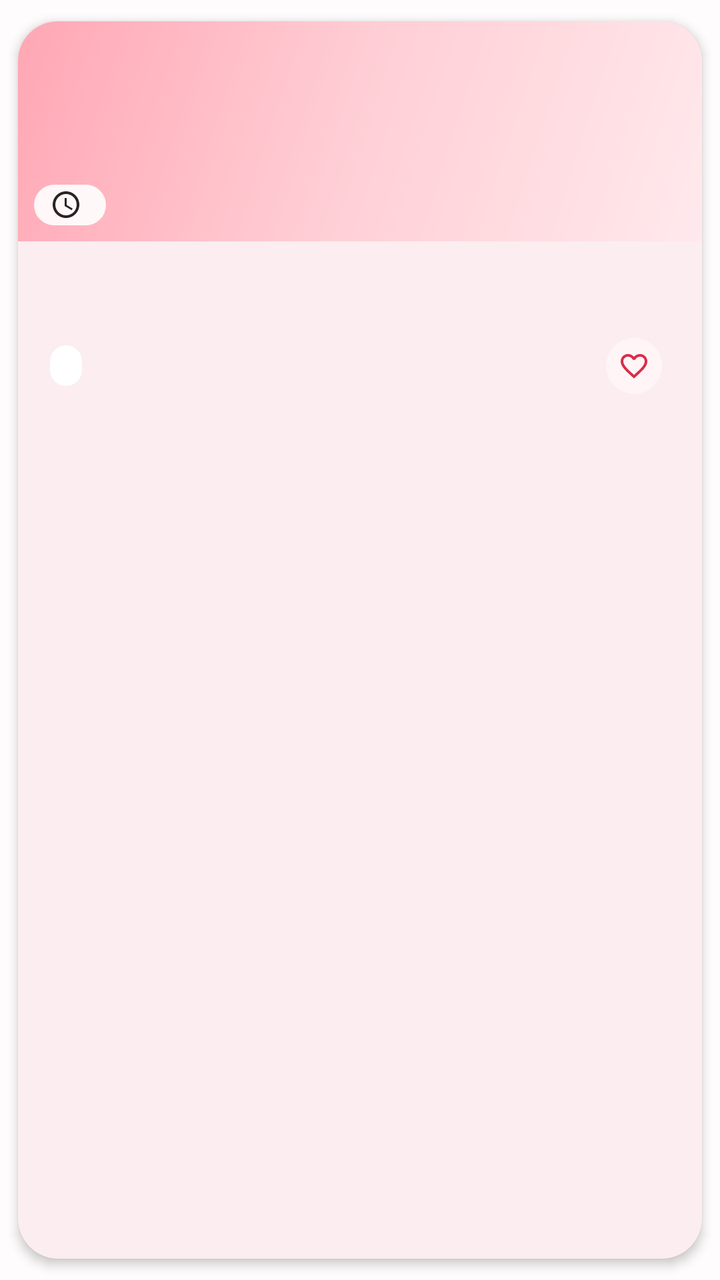
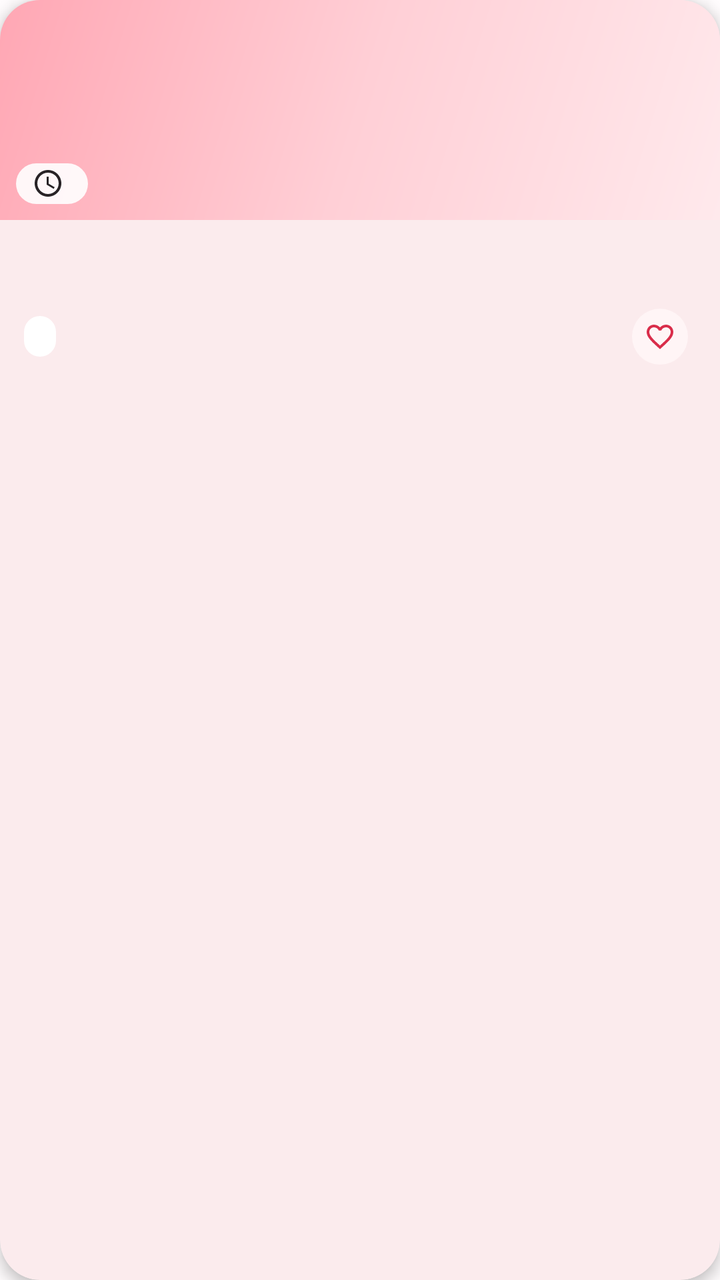

Compare the two renders of this Android layout. The source of the first and the diff that turns it into the second are given below.
<!-- AndroidManifest.xml: application theme Theme.Lighture -->
<!-- res/layout/view_home_recipe_card.xml -->
<?xml version="1.0" encoding="utf-8"?>
<com.google.android.material.card.MaterialCardView xmlns:android="http://schemas.android.com/apk/res/android"
    xmlns:app="http://schemas.android.com/apk/res-auto"
    android:id="@+id/recipeCard"
    style="@style/Widget.Lighture.Card"
    android:layout_width="@dimen/recipe_card_width"
    android:layout_height="wrap_content"
    android:foreground="?attr/selectableItemBackground"
    app:cardUseCompatPadding="true">

    <LinearLayout
        android:layout_width="match_parent"
        android:layout_height="wrap_content"
        android:orientation="vertical">

        <FrameLayout
            android:id="@+id/recipeArt"
            android:layout_width="match_parent"
            android:layout_height="@dimen/recipe_art_height"
            android:background="@drawable/bg_recipe_image">

            <ImageView
                android:id="@+id/recipeIcon"
                android:layout_width="match_parent"
                android:layout_height="match_parent"
                android:contentDescription="@null"
                android:scaleType="centerCrop" />

            <LinearLayout
                android:id="@+id/recipeTimePill"
                android:layout_width="wrap_content"
                android:layout_height="wrap_content"
                android:layout_gravity="bottom|start"
                android:layout_margin="@dimen/space_2"
                android:background="@drawable/bg_time_chip"
                android:baselineAligned="false"
                android:gravity="center_vertical"
                android:orientation="horizontal"
                android:paddingStart="@dimen/space_2"
                android:paddingTop="@dimen/space_0_5"
                android:paddingEnd="@dimen/space_2"
                android:paddingBottom="@dimen/space_0_5">

                <ImageView
                    android:layout_width="@dimen/size_icon_xs"
                    android:layout_height="@dimen/size_icon_xs"
                    android:contentDescription="@null"
                    android:src="@drawable/ic_clock"
                    app:tint="@color/icon_primary" />

                <TextView
                    android:id="@+id/recipeTime"
                    style="@style/TextAppearance.Lighture.Caption"
                    android:layout_width="wrap_content"
                    android:layout_height="wrap_content"
                    android:layout_marginStart="@dimen/space_1"
                    android:ellipsize="end"
                    android:maxLines="1"
                    android:textColor="@color/text_primary" />
            </LinearLayout>
        </FrameLayout>

        <LinearLayout
            android:layout_width="match_parent"
            android:layout_height="wrap_content"
            android:orientation="vertical"
            android:padding="@dimen/card_padding_compact">

            <TextView
                android:id="@+id/recipeTitle"
                style="@style/TextAppearance.Lighture.CardTitle"
                android:layout_width="match_parent"
                android:layout_height="wrap_content"
                android:ellipsize="end"
                android:maxLines="1"
                android:textColor="@color/text_primary" />

            <LinearLayout
                android:layout_width="match_parent"
                android:layout_height="wrap_content"
                android:layout_marginTop="@dimen/space_2"
                android:baselineAligned="false"
                android:gravity="center_vertical"
                android:orientation="horizontal">

                <TextView
                    android:id="@+id/recipeTag"
                    style="@style/TextAppearance.Lighture.Caption"
                    android:layout_width="wrap_content"
                    android:layout_height="wrap_content"
                    android:background="@drawable/bg_tag_pill"
                    android:ellipsize="end"
                    android:maxLines="1"
                    android:paddingStart="@dimen/space_2"
                    android:paddingTop="@dimen/space_0_5"
                    android:paddingEnd="@dimen/space_2"
                    android:paddingBottom="@dimen/space_0_5" />

                <Space
                    android:layout_width="0dp"
                    android:layout_height="1dp"
                    android:layout_weight="1" />

                <FrameLayout
                    android:id="@+id/recipeHeartButton"
                    android:layout_width="@dimen/size_icon_lg"
                    android:layout_height="@dimen/size_icon_lg"
                    android:background="@drawable/bg_icon_circle">

                    <ImageView
                        android:id="@+id/recipeHeartIcon"
                        android:layout_width="@dimen/size_icon_xs"
                        android:layout_height="@dimen/size_icon_xs"
                        android:layout_gravity="center"
                        android:contentDescription="@null"
                        android:src="@drawable/ic_heart_outline"
                        app:tint="@color/brand_primary" />
                </FrameLayout>

                <TextView
                    android:id="@+id/recipeLikes"
                    style="@style/TextAppearance.Lighture.Caption"
                    android:layout_width="wrap_content"
                    android:layout_height="wrap_content"
                    android:layout_marginStart="@dimen/space_1"
                    android:ellipsize="end"
                    android:maxLines="1"
                    android:textColor="@color/text_secondary" />
            </LinearLayout>
        </LinearLayout>

    </LinearLayout>

</com.google.android.material.card.MaterialCardView>
<!-- resources referenced by this layout -->
<resources>
  <color name="icon_primary">#282326</color>
  <color name="text_primary">#1A1A1A</color>
  <color name="text_secondary">#6B7280</color>
  <dimen name="card_padding_compact">@dimen/space_4</dimen>
  <dimen name="recipe_art_height">110dp</dimen>
  <dimen name="recipe_card_width">240dp</dimen>
  <dimen name="size_icon_lg">28dp</dimen>
  <dimen name="size_icon_xs">16dp</dimen>
  <dimen name="space_0_5">2dp</dimen>
  <dimen name="space_1">4dp</dimen>
  <dimen name="space_2">8dp</dimen>
  <style name="Widget.Lighture.Card" parent="Widget.Material3.CardView.Filled">
          <item name="cardBackgroundColor">@color/card_background</item>
          <item name="cardCornerRadius">@dimen/radius_card</item>
          <item name="cardElevation">@dimen/elevation_card</item>
          <item name="strokeWidth">0dp</item>
      </style>
  <color name="red_600">#D92D4A</color>
  <dimen name="space_4">16dp</dimen>
  <color name="red_100">#FFE9EC</color>
  <color name="red_200">#FFCFD6</color>
  <color name="red_300">#FFA7B4</color>
  <dimen name="radius_pill">1000dp</dimen>
  <dimen name="font_size_xs">12sp</dimen>
  <dimen name="font_size_lg">18sp</dimen>
  <color name="card_background">@color/surface_primary</color>
  <dimen name="elevation_card">3dp</dimen>
  <color name="red_50">#FFF5F6</color>
  <dimen name="radius_xl">20dp</dimen>
  <color name="red_700">#B91C3B</color>
  <color name="red_accent">#FF526B</color>
  <color name="food_dairy">#4D79B8</color>
  <color name="food_dairy_soft">#EFF5FC</color>
  <color name="color_danger">#C62845</color>
  <color name="surface_tertiary">@color/neutral_100</color>
  <color name="neutral_0">#FFFFFF</color>
  <color name="background_muted">#FFF7F8</color>
  <color name="surface_secondary">#FFF8F9</color>
  <color name="neutral_200">#EFE8EA</color>
  <color name="border_subtle">#1F3D262D</color>
  <color name="background_app">#FFFCFD</color>
  <style name="Widget.Lighture.BottomNavigationView" parent="Widget.Material3.BottomNavigationView">
          <item name="android:background">@color/bottom_nav_background</item>
          <item name="android:elevation">@dimen/elevation_bottom_nav</item>
          <item name="itemIconTint">@color/bottom_nav_item_selector</item>
          <item name="itemTextColor">@color/bottom_nav_item_selector</item>
          <item name="itemActiveIndicatorStyle">@style/Widget.Lighture.BottomNavigationView.ActiveIndicator</item>
          <item name="labelVisibilityMode">unlabeled</item>
      </style>
  <color name="red_glow">#4DFF526B</color>
  <color name="neutral_100">#F8F4F5</color>
  <dimen name="font_size_md">16sp</dimen>
  <dimen name="size_button_md">48dp</dimen>
  <dimen name="size_button_sm">40dp</dimen>
  <dimen name="elevation_bottom_nav">4dp</dimen>
  <style name="Widget.Lighture.BottomNavigationView.ActiveIndicator" parent="Widget.Material3.BottomNavigationView.ActiveIndicator">
          <item name="android:color">@android:color/transparent</item>
          <item name="android:width">@dimen/bottom_nav_indicator_width</item>
          <item name="android:height">@dimen/bottom_nav_indicator_height</item>
      </style>
  <dimen name="size_top_bar">64dp</dimen>
  <dimen name="elevation_floating">4dp</dimen>
  <dimen name="font_size_sm">14sp</dimen>
  <dimen name="bottom_nav_indicator_width">84dp</dimen>
  <dimen name="bottom_nav_indicator_height">56dp</dimen>
  <dimen name="font_size_3xl">30sp</dimen>
  <dimen name="radius_md">12dp</dimen>
  <color name="text_tertiary">#9CA3AF</color>
  <dimen name="radius_lg">16dp</dimen>
  <!-- unchanged entries left out for length: 49 -->
</resources>

<!-- the commit's change to res/layout/view_home_recipe_card.xml (unified diff, before → after) -->
@@ -5,8 +5,7 @@
     style="@style/Widget.Lighture.Card"
     android:layout_width="@dimen/recipe_card_width"
     android:layout_height="wrap_content"
-    android:foreground="?attr/selectableItemBackground"
-    app:cardUseCompatPadding="true">
+    android:foreground="?attr/selectableItemBackground">
 
     <LinearLayout
         android:layout_width="match_parent"
<!-- resource entries referenced after the edit -->
@@ -3,7 +3,7 @@
   <color name="icon_primary">#282326</color>
   <color name="text_primary">#1A1A1A</color>
   <color name="text_secondary">#6B7280</color>
-  <dimen name="card_padding_compact">@dimen/space_4</dimen>
+  <dimen name="card_padding_compact">@dimen/space_3</dimen>
   <dimen name="recipe_art_height">110dp</dimen>
   <dimen name="recipe_card_width">240dp</dimen>
   <dimen name="size_icon_lg">28dp</dimen>
@@ -11,22 +11,21 @@
   <dimen name="space_0_5">2dp</dimen>
   <dimen name="space_1">4dp</dimen>
   <dimen name="space_2">8dp</dimen>
-  <style name="Widget.Lighture.Card" parent="Widget.Material3.CardView.Filled">
-          <item name="cardBackgroundColor">@color/card_background</item>
+  <style name="Widget.Lighture.Card" parent="Widget.Material3.CardView.Elevated">
+          <item name="cardBackgroundColor">@color/neutral_0</item>
           <item name="cardCornerRadius">@dimen/radius_card</item>
           <item name="cardElevation">@dimen/elevation_card</item>
           <item name="strokeWidth">0dp</item>
       </style>
   <color name="red_600">#D92D4A</color>
-  <dimen name="space_4">16dp</dimen>
+  <dimen name="space_3">12dp</dimen>
   <color name="red_100">#FFE9EC</color>
   <color name="red_200">#FFCFD6</color>
   <color name="red_300">#FFA7B4</color>
   <dimen name="radius_pill">1000dp</dimen>
   <dimen name="font_size_xs">12sp</dimen>
   <dimen name="font_size_lg">18sp</dimen>
-  <color name="card_background">@color/surface_primary</color>
-  <dimen name="elevation_card">3dp</dimen>
+  <dimen name="elevation_card">4dp</dimen>
   <color name="red_50">#FFF5F6</color>
   <dimen name="radius_xl">20dp</dimen>
   <color name="red_700">#B91C3B</color>
@@ -34,10 +33,10 @@
   <color name="food_dairy">#4D79B8</color>
   <color name="food_dairy_soft">#EFF5FC</color>
   <color name="color_danger">#C62845</color>
-  <color name="surface_tertiary">@color/neutral_100</color>
+  <color name="surface_tertiary">#F8F4F5</color>
   <color name="neutral_0">#FFFFFF</color>
-  <color name="background_muted">#FFF7F8</color>
-  <color name="surface_secondary">#FFF8F9</color>
+  <color name="background_muted">#F3EFF0</color>
+  <color name="surface_secondary">#FDFBFC</color>
   <color name="neutral_200">#EFE8EA</color>
   <color name="border_subtle">#1F3D262D</color>
   <color name="background_app">#FFFCFD</color>
@@ -47,24 +46,31 @@
           <item name="itemIconTint">@color/bottom_nav_item_selector</item>
           <item name="itemTextColor">@color/bottom_nav_item_selector</item>
           <item name="itemActiveIndicatorStyle">@style/Widget.Lighture.BottomNavigationView.ActiveIndicator</item>
-          <item name="labelVisibilityMode">unlabeled</item>
+          <item name="labelVisibilityMode">labeled</item>
+          <item name="itemTextAppearanceInactive">@style/TextAppearance.Lighture.BottomNavLabel</item>
+          <item name="itemTextAppearanceActive">@style/TextAppearance.Lighture.BottomNavLabel</item>
       </style>
   <color name="red_glow">#4DFF526B</color>
-  <color name="neutral_100">#F8F4F5</color>
   <dimen name="font_size_md">16sp</dimen>
   <dimen name="size_button_md">48dp</dimen>
-  <dimen name="size_button_sm">40dp</dimen>
+  <dimen name="size_button_sm">44dp</dimen>
   <dimen name="elevation_bottom_nav">4dp</dimen>
   <style name="Widget.Lighture.BottomNavigationView.ActiveIndicator" parent="Widget.Material3.BottomNavigationView.ActiveIndicator">
-          <item name="android:color">@android:color/transparent</item>
+          <item name="android:color">@color/bottom_nav_indicator</item>
           <item name="android:width">@dimen/bottom_nav_indicator_width</item>
           <item name="android:height">@dimen/bottom_nav_indicator_height</item>
+      </style>
+  <style name="TextAppearance.Lighture.BottomNavLabel" parent="TextAppearance.Material3.LabelMedium">
+          <item name="android:textSize">@dimen/font_size_sm</item>
+          <item name="android:fontFamily">@font/inter_semibold</item>
+          <item name="android:letterSpacing">0.02</item>
       </style>
   <dimen name="size_top_bar">64dp</dimen>
   <dimen name="elevation_floating">4dp</dimen>
   <dimen name="font_size_sm">14sp</dimen>
-  <dimen name="bottom_nav_indicator_width">84dp</dimen>
-  <dimen name="bottom_nav_indicator_height">56dp</dimen>
+  <color name="bottom_nav_indicator">@color/red_100</color>
+  <dimen name="bottom_nav_indicator_width">64dp</dimen>
+  <dimen name="bottom_nav_indicator_height">36dp</dimen>
   <dimen name="font_size_3xl">30sp</dimen>
   <dimen name="radius_md">12dp</dimen>
   <color name="text_tertiary">#9CA3AF</color>
